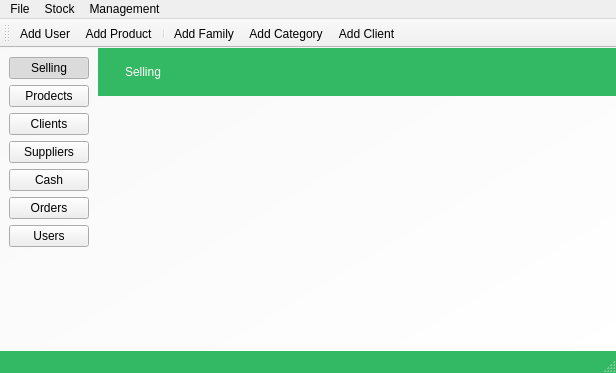
Before: the Qt Designer form POS-System/mainwindow.ui in AbdelkarimYT/Leaf, drawn with Qt 5.
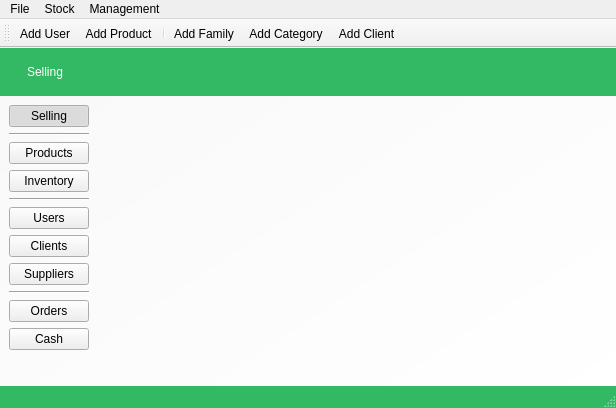
After: the same form once the commit is applied. The open tabs and pages were chosen to show the change. Icons and pictures are not drawn. Custom widgets are drawn as their Qt base class.

Diff of the .ui file:
```diff
--- a/POS-System/mainwindow.ui
+++ b/POS-System/mainwindow.ui
@@ -7,7 +7,7 @@
     <x>0</x>
     <y>0</y>
     <width>616</width>
-    <height>373</height>
+    <height>408</height>
    </rect>
   </property>
   <property name="windowTitle">
@@ -56,32 +56,12 @@
       <widget class="OrdersForm" name="ordersPage"/>
       <widget class="ChashForm" name="chashPage"/>
       <widget class="SuppliersForm" name="suppliersPage"/>
-      <widget class="ProdectsForm" name="prodectsPage"/>
+      <widget class="productsForm" name="productsPage"/>
+      <widget class="InventoryForm" name="inventoryPage"/>
       <widget class="ClientsForm" name="clientsPage"/>
      </widget>
     </item>
-    <item row="0" column="1">
-     <widget class="QLabel" name="title">
-      <property name="minimumSize">
-       <size>
-        <width>0</width>
-        <height>48</height>
-       </size>
-      </property>
-      <property name="styleSheet">
-       <string notr="true">background-color: #33b864;
-padding-left: 24px;
-padding-right: 24px;
-color: #fff;
-font: 75 16pt &quot;MS Shell Dlg 2&quot;;
-</string>
-      </property>
-      <property name="text">
-       <string>Selling</string>
-      </property>
-     </widget>
-    </item>
-    <item row="0" column="0" rowspan="2">
+    <item row="1" column="0">
      <widget class="QWidget" name="nav" native="true">
       <layout class="QVBoxLayout" name="verticalLayout">
        <property name="spacing">
@@ -111,6 +91,12 @@
           <iconset resource="res.qrc">
            <normaloff>:/Icons/res/sale.png</normaloff>:/Icons/res/sale.png</iconset>
          </property>
+         <property name="iconSize">
+          <size>
+           <width>16</width>
+           <height>16</height>
+          </size>
+         </property>
          <property name="checkable">
           <bool>true</bool>
          </property>
@@ -129,17 +115,30 @@
         </widget>
        </item>
        <item>
-        <widget class="QPushButton" name="prodectsBtn">
+        <widget class="Line" name="line">
+         <property name="orientation">
+          <enum>Qt::Horizontal</enum>
+         </property>
+        </widget>
+       </item>
+       <item>
+        <widget class="QPushButton" name="productsBtn">
          <property name="styleSheet">
           <string notr="true"/>
          </property>
          <property name="text">
-          <string>Prodects</string>
+          <string>Products</string>
          </property>
          <property name="icon">
           <iconset resource="res.qrc">
            <normaloff>:/Icons/res/invoice.png</normaloff>:/Icons/res/invoice.png</iconset>
          </property>
+         <property name="iconSize">
+          <size>
+           <width>16</width>
+           <height>16</height>
+          </size>
+         </property>
          <property name="checkable">
           <bool>true</bool>
          </property>
@@ -150,7 +149,62 @@
           <bool>true</bool>
          </property>
          <property name="autoDefault">
+          <bool>false</bool>
+         </property>
+        </widget>
+       </item>
+       <item>
+        <widget class="QPushButton" name="InventoryBrn">
+         <property name="text">
+          <string>Inventory</string>
+         </property>
+         <property name="iconSize">
+          <size>
+           <width>16</width>
+           <height>16</height>
+          </size>
+         </property>
+         <property name="checkable">
           <bool>true</bool>
+         </property>
+         <property name="autoExclusive">
+          <bool>true</bool>
+         </property>
+         <property name="autoDefault">
+          <bool>false</bool>
+         </property>
+        </widget>
+       </item>
+       <item>
+        <widget class="Line" name="line_2">
+         <property name="orientation">
+          <enum>Qt::Horizontal</enum>
+         </property>
+        </widget>
+       </item>
+       <item>
+        <widget class="QPushButton" name="usersBtn">
+         <property name="text">
+          <string>Users</string>
+         </property>
+         <property name="icon">
+          <iconset resource="res.qrc">
+           <normaloff>:/Icons/res/user.png</normaloff>:/Icons/res/user.png</iconset>
+         </property>
+         <property name="iconSize">
+          <size>
+           <width>16</width>
+           <height>16</height>
+          </size>
+         </property>
+         <property name="checkable">
+          <bool>true</bool>
+         </property>
+         <property name="autoExclusive">
+          <bool>true</bool>
+         </property>
+         <property name="autoDefault">
+          <bool>false</bool>
          </property>
         </widget>
        </item>
@@ -163,6 +217,12 @@
           <iconset resource="res.qrc">
            <normaloff>:/Icons/res/nv_customer.png</normaloff>:/Icons/res/nv_customer.png</iconset>
          </property>
+         <property name="iconSize">
+          <size>
+           <width>16</width>
+           <height>16</height>
+          </size>
+         </property>
          <property name="checkable">
           <bool>true</bool>
          </property>
@@ -173,7 +233,7 @@
           <bool>true</bool>
          </property>
          <property name="autoDefault">
-          <bool>true</bool>
+          <bool>false</bool>
          </property>
         </widget>
        </item>
@@ -186,6 +246,12 @@
           <iconset resource="res.qrc">
            <normaloff>:/Icons/res/delivery-man.png</normaloff>:/Icons/res/delivery-man.png</iconset>
          </property>
+         <property name="iconSize">
+          <size>
+           <width>16</width>
+           <height>16</height>
+          </size>
+         </property>
          <property name="checkable">
           <bool>true</bool>
          </property>
@@ -196,30 +262,14 @@
           <bool>true</bool>
          </property>
          <property name="autoDefault">
-          <bool>true</bool>
+          <bool>false</bool>
          </property>
         </widget>
        </item>
        <item>
-        <widget class="QPushButton" name="cashBtn">
-         <property name="text">
-          <string>Cash</string>
-         </property>
-         <property name="icon">
-          <iconset resource="res.qrc">
-           <normaloff>:/Icons/res/money.png</normaloff>:/Icons/res/money.png</iconset>
-         </property>
-         <property name="checkable">
-          <bool>true</bool>
-         </property>
-         <property name="checked">
-          <bool>false</bool>
-         </property>
-         <property name="autoExclusive">
-          <bool>true</bool>
-         </property>
-         <property name="autoDefault">
-          <bool>true</bool>
+        <widget class="Line" name="line_3">
+         <property name="orientation">
+          <enum>Qt::Horizontal</enum>
          </property>
         </widget>
        </item>
@@ -232,29 +282,50 @@
           <iconset resource="res.qrc">
            <normaloff>:/Icons/res/note.png</normaloff>:/Icons/res/note.png</iconset>
          </property>
+         <property name="iconSize">
+          <size>
+           <width>16</width>
+           <height>16</height>
+          </size>
+         </property>
          <property name="checkable">
           <bool>true</bool>
          </property>
          <property name="autoExclusive">
           <bool>true</bool>
          </property>
+         <property name="autoDefault">
+          <bool>false</bool>
+         </property>
         </widget>
        </item>
        <item>
-        <widget class="QPushButton" name="usersBtn">
+        <widget class="QPushButton" name="cashBtn">
          <property name="text">
-          <string>Users</string>
+          <string>Cash</string>
          </property>
          <property name="icon">
           <iconset resource="res.qrc">
-           <normaloff>:/Icons/res/user.png</normaloff>:/Icons/res/user.png</iconset>
+           <normaloff>:/Icons/res/money.png</normaloff>:/Icons/res/money.png</iconset>
+         </property>
+         <property name="iconSize">
+          <size>
+           <width>16</width>
+           <height>16</height>
+          </size>
          </property>
          <property name="checkable">
           <bool>true</bool>
          </property>
+         <property name="checked">
+          <bool>false</bool>
+         </property>
          <property name="autoExclusive">
           <bool>true</bool>
          </property>
+         <property name="autoDefault">
+          <bool>false</bool>
+         </property>
         </widget>
        </item>
        <item>
@@ -273,6 +344,27 @@
       </layout>
      </widget>
     </item>
+    <item row="0" column="0" colspan="2">
+     <widget class="QLabel" name="title">
+      <property name="minimumSize">
+       <size>
+        <width>0</width>
+        <height>48</height>
+       </size>
+      </property>
+      <property name="styleSheet">
+       <string notr="true">background-color: #33b864;
+padding-left: 24px;
+padding-right: 24px;
+color: #fff;
+font: 75 16pt &quot;MS Shell Dlg 2&quot;;
+</string>
+      </property>
+      <property name="text">
+       <string>Selling</string>
+      </property>
+     </widget>
+    </item>
    </layout>
   </widget>
   <widget class="QMenuBar" name="menubar">
@@ -396,9 +488,9 @@
  </widget>
  <customwidgets>
   <customwidget>
-   <class>ProdectsForm</class>
+   <class>productsForm</class>
    <extends>QWidget</extends>
-   <header location="global">prodectsform.h</header>
+   <header location="global">productsform.h</header>
    <container>1</container>
   </customwidget>
   <customwidget>
@@ -437,6 +529,12 @@
    <header location="global">usersform.h</header>
    <container>1</container>
   </customwidget>
+  <customwidget>
+   <class>InventoryForm</class>
+   <extends>QWidget</extends>
+   <header location="global">inventoryform.h</header>
+   <container>1</container>
+  </customwidget>
  </customwidgets>
  <resources>
   <include location="res.qrc"/>
```
